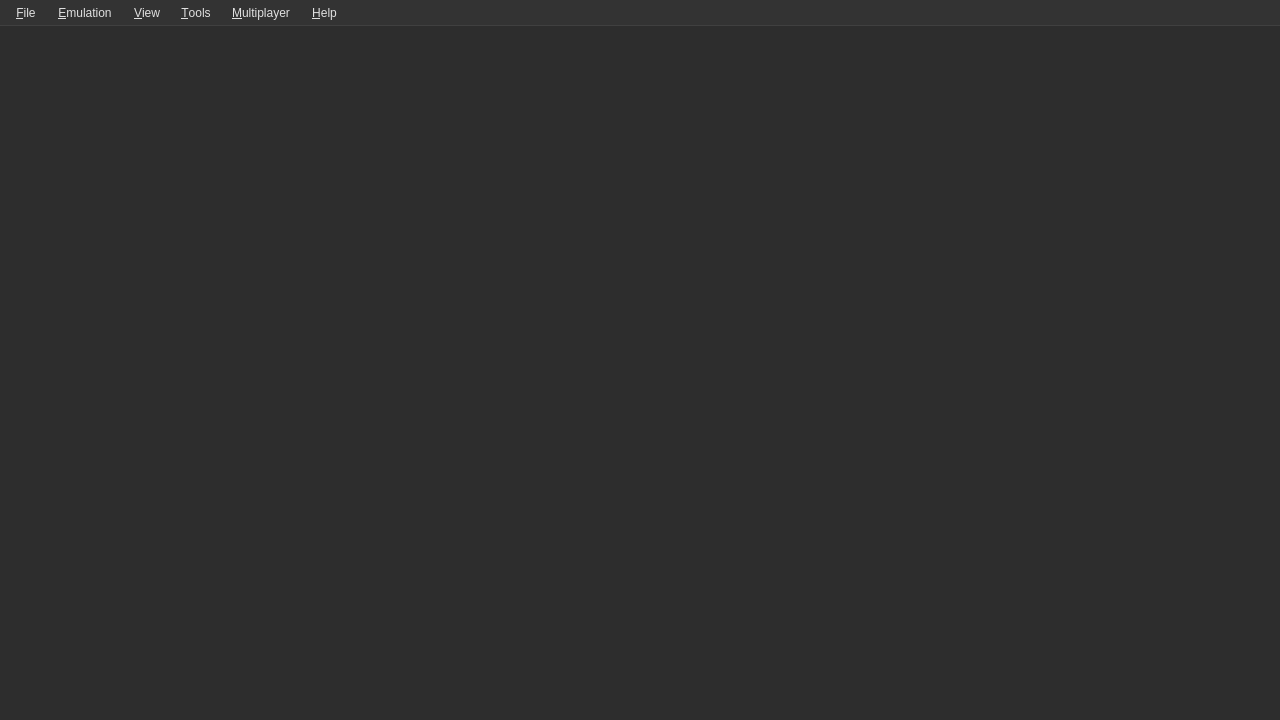
This is src/yuzu/main.ui in Ender-Q/sirius as Qt 5 draws it before an edit. The edited form follows.
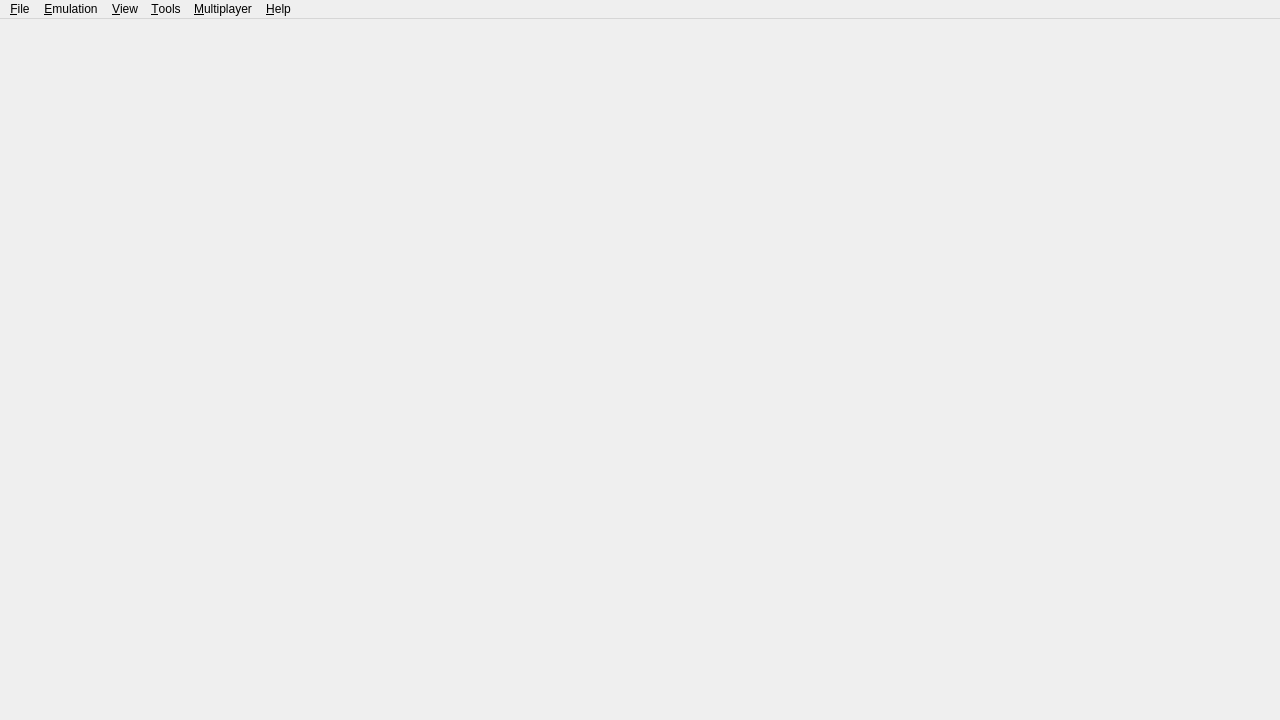
This is the edited form. Icons and pictures are not drawn.

Commit message: feat: Add Home Menu launch support and system improvements

```diff
--- a/src/yuzu/main.ui
+++ b/src/yuzu/main.ui
@@ -17,91 +17,6 @@
    <iconset resource="yuzu.qrc">
     <normaloff>:/img/yuzu.ico</normaloff>:/img/yuzu.ico</iconset>
   </property>
-  <property name="styleSheet">
-   <string notr="true">QMainWindow {
-    background-color: #2D2D2D;
-}
-
-QMenuBar {
-    background-color: #333333;
-    color: #E0E0E0;
-    border-bottom: 1px solid #404040;
-    padding: 2px;
-}
-
-QMenuBar::item {
-    padding: 4px 8px;
-    background: transparent;
-    border-radius: 4px;
-}
-
-QMenuBar::item:selected {
-    background: #404040;
-}
-
-QMenuBar::item:pressed {
-    background: #505050;
-}
-
-QMenu {
-    background-color: #333333;
-    border: 1px solid #404040;
-    padding: 4px;
-}
-
-QMenu::item {
-    padding: 6px 24px 6px 12px;
-    color: #E0E0E0;
-    border-radius: 4px;
-}
-
-QMenu::item:selected {
-    background-color: #404040;
-}
-
-QMenu::separator {
-    height: 1px;
-    background: #404040;
-    margin: 4px 0px;
-}
-
-QStatusBar {
-    background-color: #333333;
-    color: #E0E0E0;
-    border-top: 1px solid #404040;
-}
-
-QDockWidget {
-    border: 1px solid #404040;
-    titlebar-close-icon: url(close.png);
-}
-
-QDockWidget::title {
-    background: #333333;
-    padding: 6px;
-    color: #E0E0E0;
-}
-
-QToolBar {
-    background: #333333;
-    border: none;
-    spacing: 3px;
-    padding: 3px;
-}
-
-QToolButton {
-    border-radius: 4px;
-    padding: 4px;
-}
-
-QToolButton:hover {
-    background-color: #404040;
-}
-
-QToolButton:pressed {
-    background-color: #505050;
-}</string>
-  </property>
   <property name="tabShape">
    <enum>QTabWidget::Rounded</enum>
   </property>
@@ -130,7 +45,7 @@
      <x>0</x>
      <y>0</y>
      <width>1280</width>
-     <height>29</height>
+     <height>21</height>
     </rect>
    </property>
    <widget class="QMenu" name="menu_File">
```
Left out of the diff: 20 changed lines with no effect on the pictures. The commit also changes 13 other files.
